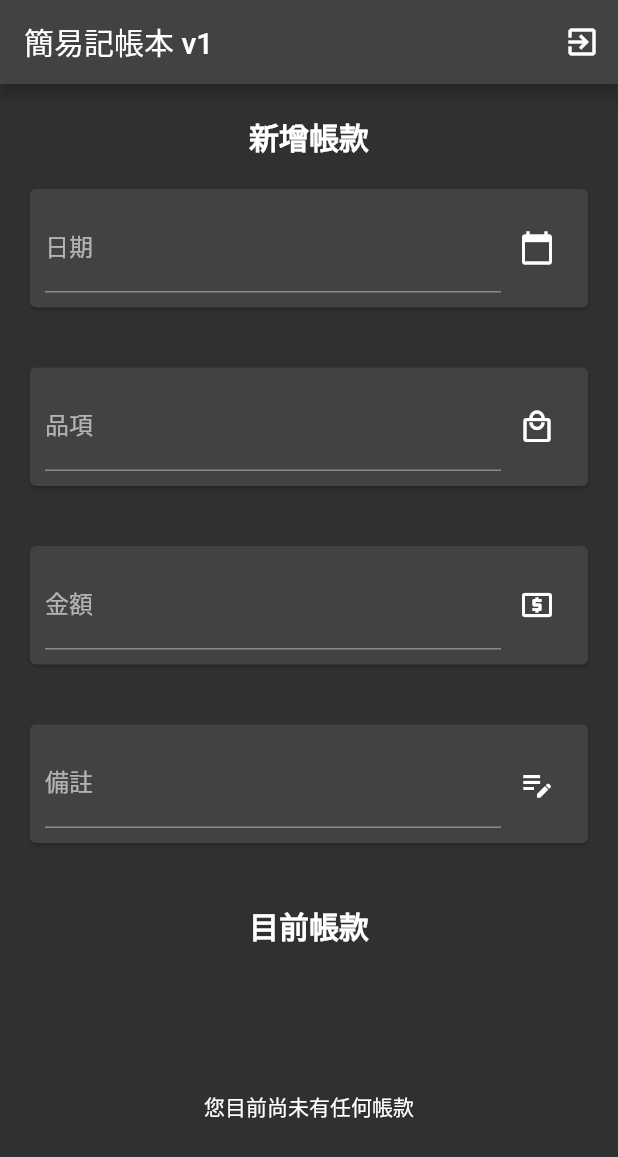
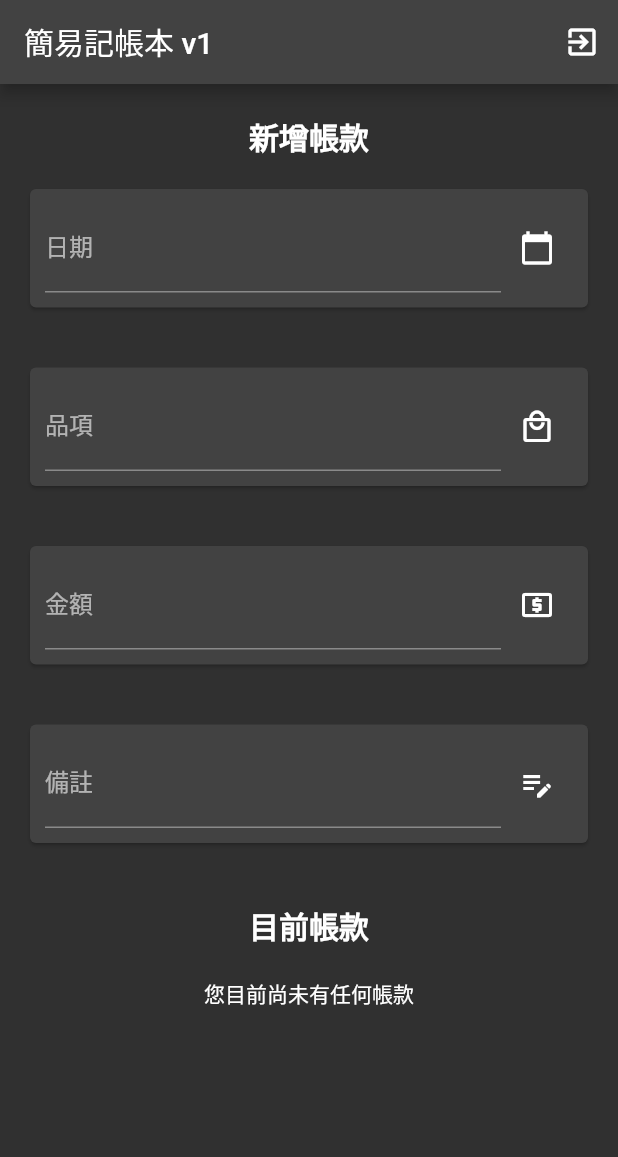
Before and after one commit to kakukapple/APP_final_project, a Flutter app: the screen it shows once a user with an empty profile is signed in, on a phone screen of 412 x 824 dp. Shown: the top 1157 px of the screen. Run offline on Flutter 3.47's test engine with Material 2 defaults, Android fonts, the phone set to English and light mode, and no system bars; drawn by our look-alikes of date_time_picker; our stand-ins replace cloud_firestore, firebase_auth, firebase_core; accounts and stored records are empty.

Commit message:
fix: 整個頁面可以上下滑動  - 修正不能刪除帳款的問題

```diff
--- a/lib/main.dart
+++ b/lib/main.dart
@@ -307,23 +307,27 @@ class Home extends StatefulWidget {
 }
 
 class _HomeState extends State<Home> {
-  final todoController1=TextEditingController();
-  final todoController2=TextEditingController();
-  final todoController3=TextEditingController();
-  final todoController4=TextEditingController();
+  final todoController1 = TextEditingController();
+  final todoController2 = TextEditingController();
+  final todoController3 = TextEditingController();
+  final todoController4 = TextEditingController();
 
   @override
   Widget build(BuildContext context) {
     return Scaffold(
-      appBar: AppBar(title: Text('簡易記帳本 v1'),
+      appBar: AppBar(
+        title: Text('簡易記帳本 v1'),
         actions: [
           IconButton(
             onPressed: () {
               Auth(auth: widget.auth).signOut();
             },
-              icon: Icon(Icons.exit_to_app)),
-        ],),
-      body: Column(
+            icon: Icon(Icons.exit_to_app),
+          ),
+        ],
+      ),
+      body: SingleChildScrollView(
+        child: Column(
           children: [
             SizedBox(height: 20),
             Text('新增帳款', style: TextStyle(fontSize: 20, fontWeight: FontWeight.bold)),
@@ -363,11 +367,13 @@ class _HomeState extends State<Home> {
                         if (todoController1.text.isNotEmpty) {
                           setState(() {
                             //按下加號按鈕後跳到addTodo
-                          Database(firestore: widget.firestore).addTodo(uid: widget.auth.currentUser!.uid,
+                            Database(firestore: widget.firestore).addTodo(
+                              uid: widget.auth.currentUser!.uid,
                               date: todoController1.text.trim(),
                               name: todoController2.text.trim(),
                               amount: int.tryParse(todoController3.text.trim()),
-                            details: todoController4.text.trim());
+                              details: todoController4.text.trim(),
+                            );
                             todoController1.clear();
                             todoController2.clear();
                             todoController3.clear();
@@ -468,22 +474,26 @@ class _HomeState extends State<Home> {
             Text('目前帳款', style: TextStyle(fontSize: 20, fontWeight: FontWeight.bold)),
             SizedBox(height: 20),
             //顯示未完成的工作
-          Expanded(child: StreamBuilder(
-            stream: widget.firestore.collection('items')
-                .doc(widget.auth.currentUser!.uid).collection('items')
+            StreamBuilder(
+              stream: widget.firestore
+                  .collection('items')
+                  .doc(widget.auth.currentUser!.uid)
+                  .collection('items')
                   .snapshots(),
               builder: (context, snapshot) {
-              if (snapshot.connectionState==ConnectionState.active) {
+                if (snapshot.connectionState == ConnectionState.active) {
                   if (snapshot.data!.docs.isEmpty) {
-                  return Center(child:
-                  Text("您目前尚未有任何帳款"),
+                    return Center(
+                      child: Text("您目前尚未有任何帳款"),
                     );
                   }
-                final List<Item> retVal=<Item>[];
+                  final List<Item> retVal = <Item>[];
                   snapshot.data!.docs.forEach((doc) {
                     retVal.add(Item.fromDocumentSnapshot(documentSnapshot: doc));
                   });
                   return ListView.builder(
+                    shrinkWrap: true,
+                    physics: NeverScrollableScrollPhysics(),
                     itemCount: snapshot.data!.docs.length,
                     itemBuilder: (context, index) {
                       return ItemCard(
@@ -491,20 +501,22 @@ class _HomeState extends State<Home> {
                         uid: widget.auth.currentUser!.uid,
                         item: retVal[index],
                       );
-                    });
-              }
-              else {
+                    },
+                  );
+                } else {
                   return Center(
                     child: Text('Loading...'),
                   );
                 }
               },
-          ),),
+            ),
           ],
+        ),
       ),
     );
   }
 }
+
 
 class ItemCard extends StatefulWidget {
   final FirebaseFirestore firestore;
@@ -528,7 +540,10 @@ class _ItemCardState extends State<ItemCard> {
       child: Padding(
         padding: EdgeInsets.all(10),
         child: ListTile(
-          title: Text(widget.item.date!, style: TextStyle(fontSize: 16, fontWeight: FontWeight.bold),),
+          title: Text(
+            widget.item.date!,
+            style: TextStyle(fontSize: 16, fontWeight: FontWeight.bold),
+          ),
           subtitle: Column(
             crossAxisAlignment: CrossAxisAlignment.start,
             children: [
@@ -549,12 +564,24 @@ class _ItemCardState extends State<ItemCard> {
               ),
             ],
           ),
-          trailing: IconButton(icon: Icon(Icons.delete_outline),
+          trailing: Row(
+            mainAxisSize: MainAxisSize.min,
+            children: [
+              Align(
+                alignment: Alignment.center,
+                child: IconButton(
+                  icon: Icon(Icons.delete_outline),
                   onPressed: () {
-              Database(firestore: widget.firestore).updateItem(uid: widget.uid,
-                  id: widget.item.id);
+                    Database(firestore: widget.firestore).deleteItem(
+                      uid: widget.uid,
+                      id: widget.item.id,
+                    );
                     setState(() {});
-            },),
+                  },
+                ),
+              ),
+            ],
+          ),
         ),
       ),
     );
```
Lines whose indentation alone changed are shown as unchanged.
